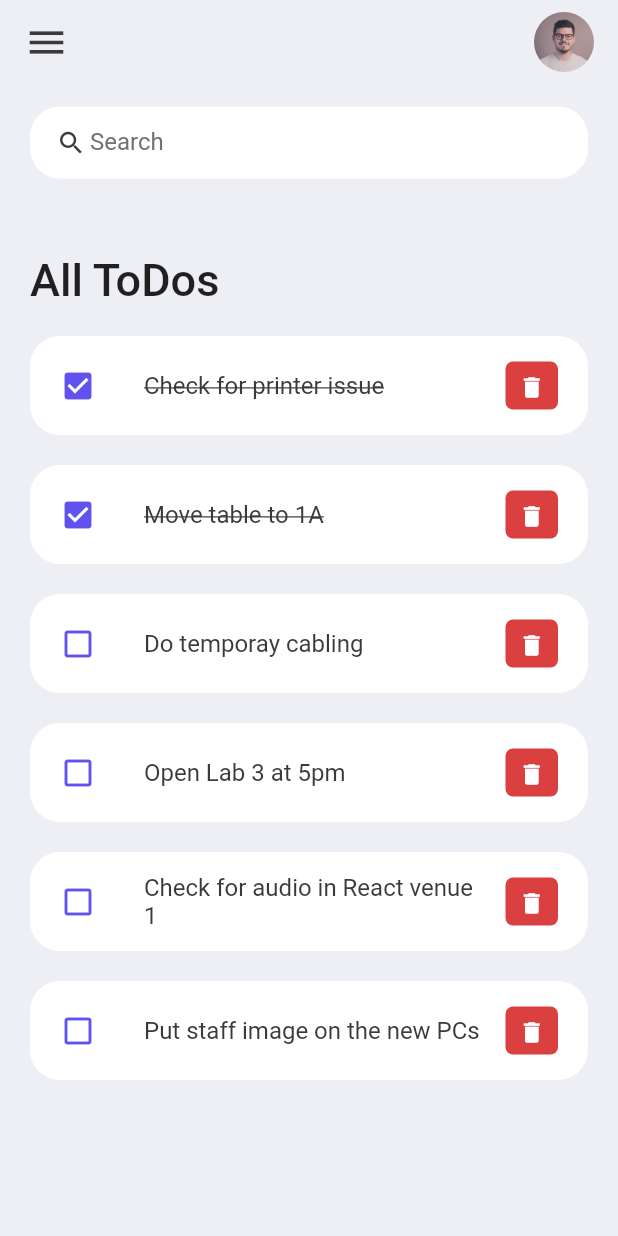
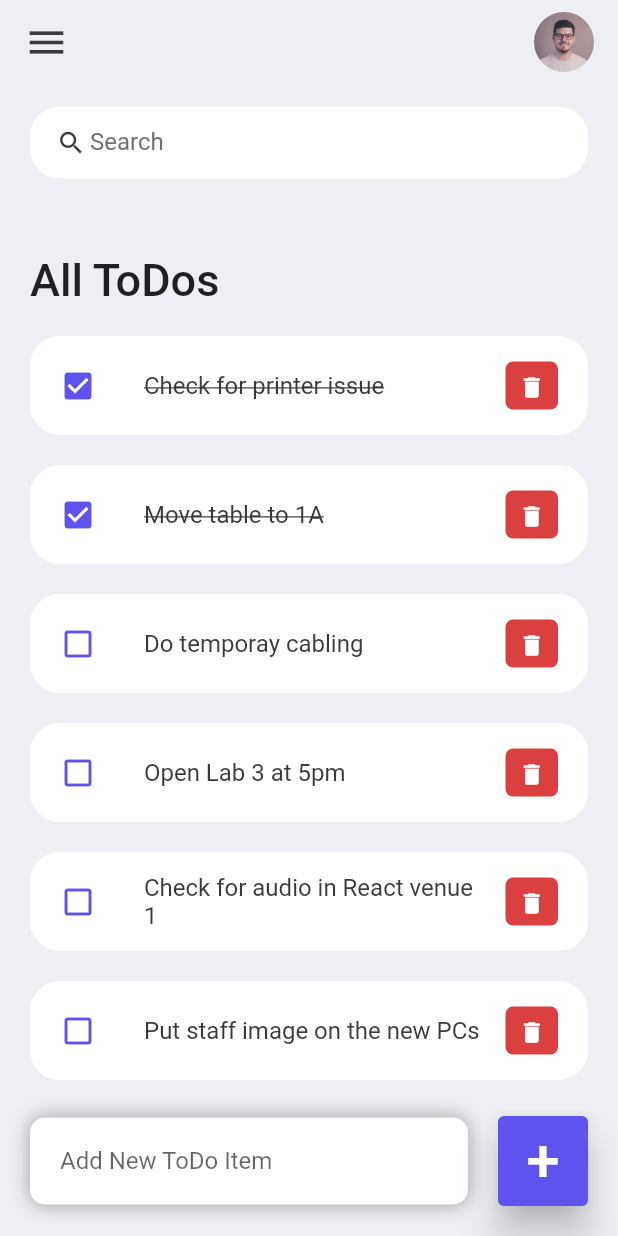
Before and after one commit to farhaankhan137/todoApp, a Flutter app: the screen it shows after launch, on a phone screen of 412 x 824 dp. Run offline on Flutter 3.47's test engine with Material 2 defaults, Android fonts, the phone set to English and light mode, and no system bars.

Commit message:
UI Design Completed

```diff
--- a/lib/screens/home.dart
+++ b/lib/screens/home.dart
@@ -14,7 +14,9 @@ class Home extends StatelessWidget {
     return Scaffold(
       backgroundColor: tdBGColor,
       appBar: _buildAppBar(),
-      body: Container(
+      body: Stack(
+        children: [
+          Container(
             padding: EdgeInsets.symmetric(horizontal: 20, vertical: 15),
             child: Column(
               children: [
@@ -44,6 +46,58 @@ class Home extends StatelessWidget {
                 )
               ],
             ),
+          ),
+          Align(
+            alignment: Alignment.bottomCenter,
+            child: Row(
+              children: [
+                Expanded(
+                  child: Container(
+                    margin: EdgeInsets.only(bottom: 20, right: 20, left: 20),
+                    padding: EdgeInsets.symmetric(horizontal: 20, vertical: 5),
+                    decoration: BoxDecoration(
+                      color: Colors.white,
+                      boxShadow: const [
+                        BoxShadow(
+                          color: Colors.grey,
+                          offset: Offset(0.0, 0.0),
+                          blurRadius: 10.0,
+                          spreadRadius: 0.0,
+                        ),
+                      ],
+                      borderRadius: BorderRadius.circular(10),
+                    ),
+                    child: TextField(
+                      decoration: InputDecoration(
+                          hintText: 'Add New ToDo Item',
+                          border: InputBorder.none),
+                    ),
+                  ),
+                ),
+                Container(
+                  margin: EdgeInsets.only(
+                    bottom: 20,
+                    right: 20,
+                  ),
+                  child: ElevatedButton(
+                    child: Text(
+                      '+',
+                      style: TextStyle(
+                        fontSize: 40,
+                      ),
+                    ),
+                    onPressed: () {},
+                    style: ElevatedButton.styleFrom(
+                      backgroundColor: tdBlue,
+                      minimumSize: Size(60, 60),
+                      elevation: 10,
+                    ),
+                  ),
+                ),
+              ],
+            ),
+          ),
+        ],
       ),
     );
   }
```
Lines whose indentation alone changed are shown as unchanged.
